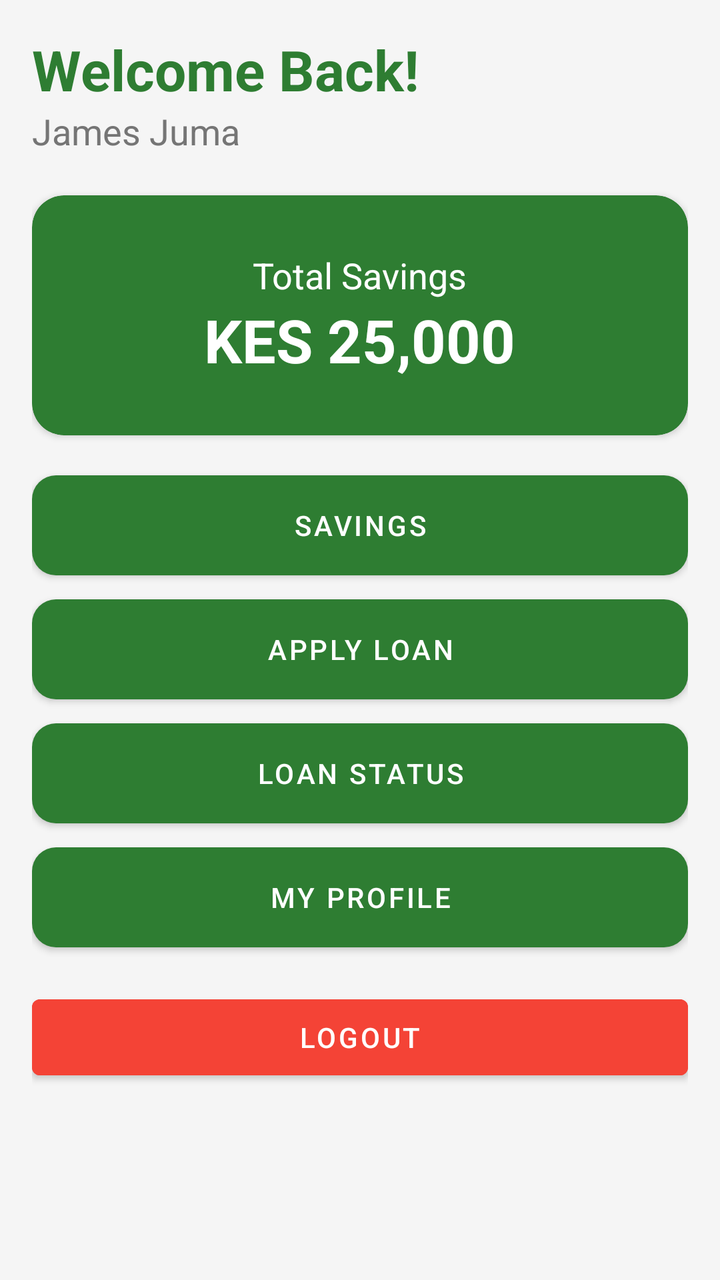
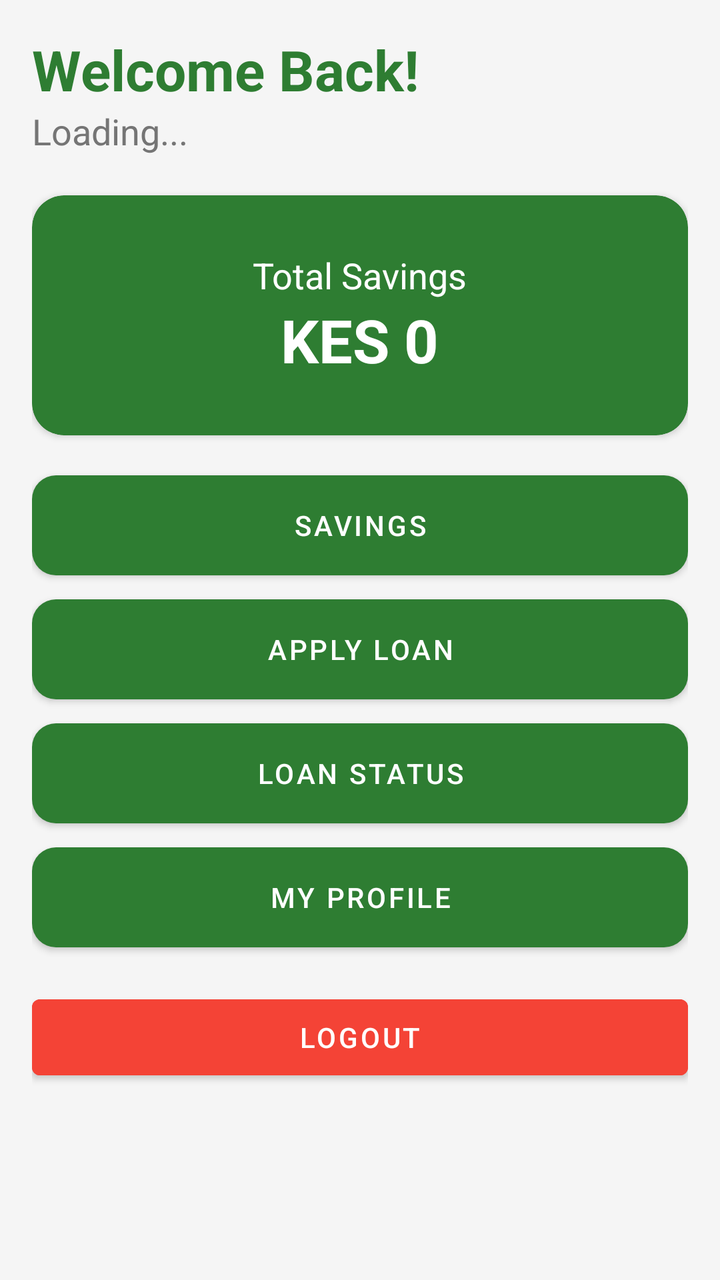

Screens rendered from an Android XML layout before and after an edit, with the pre-edit source and the edit as a unified diff.
<!-- AndroidManifest.xml: application theme Theme.JiSaveSacco -->
<!-- res/layout/activity_dashboard.xml -->
<?xml version="1.0" encoding="utf-8"?>
<ScrollView xmlns:android="http://schemas.android.com/apk/res/android"
    xmlns:app="http://schemas.android.com/apk/res-auto"
    android:layout_width="match_parent"
    android:layout_height="match_parent"
    android:background="@color/background">

    <LinearLayout
        android:layout_width="match_parent"
        android:layout_height="wrap_content"
        android:orientation="vertical"
        android:padding="16dp">

        <TextView
            android:layout_width="wrap_content"
            android:layout_height="wrap_content"
            android:text="Welcome Back!"
            android:textStyle="bold"
            android:textSize="28sp"
            android:textColor="@color/primaryGreen"/>

        <TextView
            android:layout_width="wrap_content"
            android:layout_height="wrap_content"
            android:text="James Juma"
            android:textSize="18sp"
            android:textColor="@color/textGray"
            android:layout_marginBottom="20dp"/>

        <androidx.cardview.widget.CardView
            android:layout_width="match_parent"
            android:layout_height="120dp"
            app:cardCornerRadius="16dp"
            app:cardBackgroundColor="@color/primaryGreen">

            <LinearLayout
                android:layout_width="match_parent"
                android:layout_height="match_parent"
                android:gravity="center"
                android:orientation="vertical">

                <TextView
                    android:layout_width="wrap_content"
                    android:layout_height="wrap_content"
                    android:text="Total Savings"
                    android:textColor="@color/white"
                    android:textSize="18sp"/>

                <TextView
                    android:layout_width="wrap_content"
                    android:layout_height="wrap_content"
                    android:text="KES 25,000"
                    android:textColor="@color/white"
                    android:textSize="30sp"
                    android:textStyle="bold"/>

            </LinearLayout>

        </androidx.cardview.widget.CardView>

        <Button
            android:id="@+id/btnSavings"
            android:layout_width="match_parent"
            android:layout_height="50dp"
            android:text="Savings"
            android:layout_marginTop="20dp"
            android:background="@drawable/rounded_button"
            android:textColor="@color/white"/>

        <Button
            android:id="@+id/btnLoan"
            android:layout_width="match_parent"
            android:layout_height="50dp"
            android:text="Apply Loan"
            android:layout_marginTop="12dp"
            android:background="@drawable/rounded_button"
            android:textColor="@color/white"/>

        <Button
            android:id="@+id/btnLoanStatus"
            android:layout_width="match_parent"
            android:layout_height="50dp"
            android:text="Loan Status"
            android:layout_marginTop="12dp"
            android:background="@drawable/rounded_button"
            android:textColor="@color/white"/>

        <Button
            android:id="@+id/btnProfile"
            android:layout_width="match_parent"
            android:layout_height="50dp"
            android:text="My Profile"
            android:layout_marginTop="12dp"
            android:background="@drawable/rounded_button"
            android:textColor="@color/white"/>

        <Button
            android:id="@+id/btnLogout"
            android:layout_width="match_parent"
            android:layout_height="50dp"
            android:text="Logout"
            android:layout_marginTop="20dp"
            android:backgroundTint="@color/error"
            android:textColor="@color/white"/>

    </LinearLayout>

</ScrollView>
<!-- resources referenced by this layout -->
<resources>
  <color name="background">#F5F5F5</color>
  <color name="error">#F44336</color>
  <color name="primaryGreen">#2E7D32</color>
  <color name="textGray">#757575</color>
  <color name="white">#FFFFFF</color>
  <!-- drawable rounded_button (drawable) -->
  <?xml version="1.0" encoding="utf-8"?>
  <shape xmlns:android="http://schemas.android.com/apk/res/android">
  
      <solid android:color="@color/primaryGreen"/>
  
      <corners android:radius="12dp"/>
  
  </shape>
  <style name="Theme.JiSaveSacco" parent="Theme.MaterialComponents.DayNight.NoActionBar">
  
          <item name="colorPrimary">@color/primaryGreen</item>
          <item name="colorPrimaryVariant">@color/primaryDarkGreen</item>
          <item name="colorOnPrimary">@color/white</item>
  
          <item name="colorSecondary">@color/gold</item>
          <item name="colorSecondaryVariant">@color/gold</item>
          <item name="colorOnSecondary">@color/black</item>
  
          <item name="android:statusBarColor">@color/primaryDarkGreen</item>
  
      </style>
  <color name="primaryDarkGreen">#1B5E20</color>
  <color name="gold">#FFC107</color>
  <color name="black">#212121</color>
</resources>

<!-- the commit's change to res/layout/activity_dashboard.xml (unified diff, before → after) -->
@@ -20,9 +20,10 @@
             android:textColor="@color/primaryGreen"/>
 
         <TextView
+            android:id="@+id/txtDashboardName"
             android:layout_width="wrap_content"
             android:layout_height="wrap_content"
-            android:text="James Juma"
+            android:text="Loading..."
             android:textSize="18sp"
             android:textColor="@color/textGray"
             android:layout_marginBottom="20dp"/>
@@ -47,9 +48,9 @@
                     android:textSize="18sp"/>
 
                 <TextView
-                    android:layout_width="wrap_content"
+                    android:id="@+id/txtDashboardSavings" android:layout_width="wrap_content"
                     android:layout_height="wrap_content"
-                    android:text="KES 25,000"
+                    android:text="KES 0"
                     android:textColor="@color/white"
                     android:textSize="30sp"
                     android:textStyle="bold"/>
